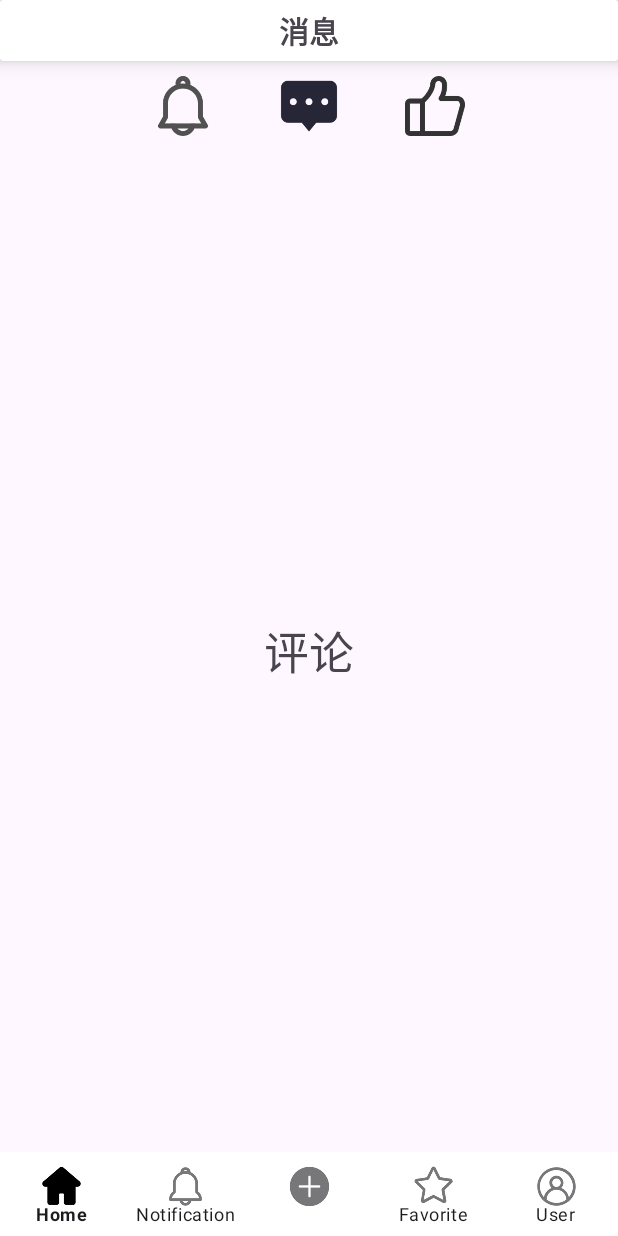
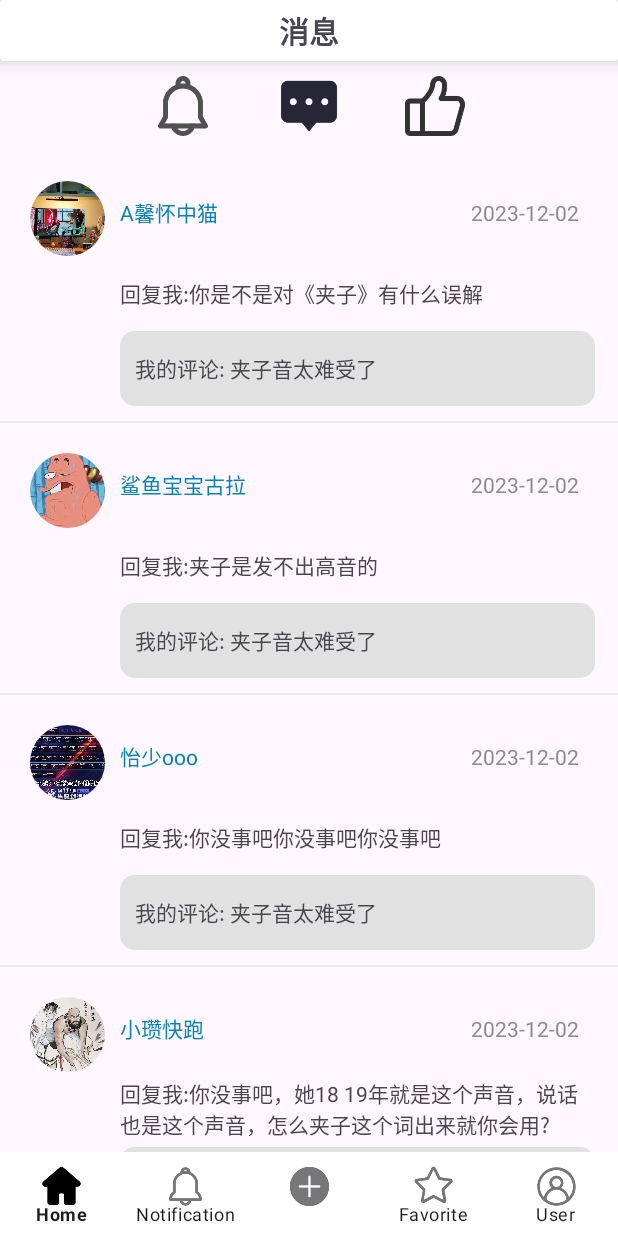
Before and after one commit to yangxin12138/CustomHeihe, an Android app: the RecommendFragment screen opened directly, with no data from a screen before it, after a tap on an icon or button, on a phone screen of 412 x 824 dp. Run offline under Robolectric (Android 15) with nearby library versions, the phone set to English and light mode, and no system bars; our stand-ins replace CircleImageView; libraries missing offline, so code that uses them is left out: com.youth.banner; 7 statements that could not run were skipped; 3 other taps on this screen came first.

Commit message:
添加comment页面的布局和测试数据

```diff
--- a/app/build.gradle
+++ b/app/build.gradle
@@ -42,5 +42,6 @@ dependencies {
     implementation 'com.android.support:support-v4:23.4.0'
     implementation 'com.github.bumptech.glide:glide:3.7.0'
     implementation 'io.github.youth5201314:banner:2.2.2'
+    implementation 'de.hdodenhof:circleimageview:3.0.1'
 
 }
--- /dev/null
+++ b/app/src/main/java/com/twd/heihe/adapter/CommentAdapter.java
@@ -0,0 +1,75 @@
+package com.twd.heihe.adapter;
+
+import android.text.PrecomputedText;
+import android.util.Log;
+import android.view.LayoutInflater;
+import android.view.View;
+import android.view.ViewGroup;
+import android.widget.TextView;
+
+import androidx.annotation.NonNull;
+import androidx.recyclerview.widget.RecyclerView;
+
+import com.twd.heihe.R;
+import com.twd.heihe.bean.CommentItemBean;
+
+import java.util.List;
+
+import de.hdodenhof.circleimageview.CircleImageView;
+
+public class CommentAdapter extends RecyclerView.Adapter<CommentAdapter.CommentViewHolder> {
+    private List<CommentItemBean> commentItemBeans;
+    public CommentAdapter(List<CommentItemBean> commentItemBeans){
+        this.commentItemBeans = commentItemBeans;
+    }
+    @NonNull
+    @Override
+    public CommentViewHolder onCreateViewHolder(@NonNull ViewGroup parent, int viewType) {
+        LayoutInflater inflater = LayoutInflater.from(parent.getContext());
+        View view = inflater.inflate(R.layout.item_comment,parent,false);
+        return new CommentViewHolder(view);
+    }
+
+    @Override
+    public void onBindViewHolder(@NonNull CommentViewHolder holder, int position) {
+            CommentItemBean commentItemBean = commentItemBeans.get(position);
+            holder.bind(commentItemBean);
+    }
+
+    @Override
+    public int getItemCount() {
+        return commentItemBeans.size();
+    }
+
+    public class CommentViewHolder extends RecyclerView.ViewHolder {
+        private CircleImageView userAvatar;
+        private TextView userName;
+        private TextView content;
+        private TextView myContent;
+        private TextView time;
+
+        public CommentViewHolder(@NonNull View itemView) {
+            super(itemView);
+            userAvatar = itemView.findViewById(R.id.comment_user_avatar);
+            userName = itemView.findViewById(R.id.comment_user_name);
+            content = itemView.findViewById(R.id.comment_content);
+            myContent = itemView.findViewById(R.id.comment_my_content);
+            time = itemView.findViewById(R.id.comment_time);
+
+            userAvatar.setOnClickListener(new View.OnClickListener() {
+                @Override
+                public void onClick(View v) {
+                    Log.i("yangxin", "onClick: 点击头像了");
+                }
+            });
+        }
+
+        public void bind(CommentItemBean itemBean){
+            userAvatar.setImageResource(itemBean.getComment_userAvatar());
+            userName.setText(itemBean.getComment_userName());
+            content.setText(itemBean.getComment_content());
+            myContent.setText(itemBean.getComment_myContent());
+            time.setText(itemBean.getComment_time());
+        }
+    }
+}
--- /dev/null
+++ b/app/src/main/java/com/twd/heihe/bean/CommentItemBean.java
@@ -0,0 +1,57 @@
+package com.twd.heihe.bean;
+
+public class CommentItemBean {
+    int comment_userAvatar; //评论的用户头像
+    String comment_userName; //评论的用户昵称
+    String comment_content; //评论内容
+    String comment_myContent; //我的内容
+    String comment_time; //评论的时间
+
+    public CommentItemBean(int comment_userAvatar, String comment_userName, String comment_content, String comment_myContent, String comment_time) {
+        this.comment_userAvatar = comment_userAvatar;
+        this.comment_userName = comment_userName;
+        this.comment_content = comment_content;
+        this.comment_myContent = comment_myContent;
+        this.comment_time = comment_time;
+    }
+
+    public int getComment_userAvatar() {
+        return comment_userAvatar;
+    }
+
+    public void setComment_userAvatar(int comment_userAvatar) {
+        this.comment_userAvatar = comment_userAvatar;
+    }
+
+    public String getComment_userName() {
+        return comment_userName;
+    }
+
+    public void setComment_userName(String comment_userName) {
+        this.comment_userName = comment_userName;
+    }
+
+    public String getComment_content() {
+        return comment_content;
+    }
+
+    public void setComment_content(String comment_content) {
+        this.comment_content = comment_content;
+    }
+
+    public String getComment_myContent() {
+        return comment_myContent;
+    }
+
+    public void setComment_myContent(String comment_myContent) {
+        this.comment_myContent = comment_myContent;
+    }
+
+    public String getComment_time() {
+        return comment_time;
+    }
+
+    public void setComment_time(String comment_time) {
+        this.comment_time = comment_time;
+    }
+}
--- a/app/src/main/java/com/twd/heihe/notification/CommentFragment.java
+++ b/app/src/main/java/com/twd/heihe/notification/CommentFragment.java
@@ -1,66 +1,78 @@
 package com.twd.heihe.notification;
 
+import android.content.Context;
 import android.os.Bundle;
 
 import androidx.fragment.app.Fragment;
+import androidx.recyclerview.widget.LinearLayoutManager;
+import androidx.recyclerview.widget.RecyclerView;
 
 import android.view.LayoutInflater;
 import android.view.View;
 import android.view.ViewGroup;
 
 import com.twd.heihe.R;
+import com.twd.heihe.adapter.CommentAdapter;
+import com.twd.heihe.bean.CommentItemBean;
 
-/**
- * A simple {@link Fragment} subclass.
- * Use the {@link CommentFragment#newInstance} factory method to
- * create an instance of this fragment.
- */
+import java.text.SimpleDateFormat;
+import java.util.ArrayList;
+import java.util.Date;
+import java.util.List;
+
 public class CommentFragment extends Fragment {
-
-    // TODO: Rename parameter arguments, choose names that match
-    // the fragment initialization parameters, e.g. ARG_ITEM_NUMBER
-    private static final String ARG_PARAM1 = "param1";
-    private static final String ARG_PARAM2 = "param2";
-
-    // TODO: Rename and change types of parameters
-    private String mParam1;
-    private String mParam2;
-
-    public CommentFragment() {
-        // Required empty public constructor
-    }
-
-    /**
-     * Use this factory method to create a new instance of
-     * this fragment using the provided parameters.
-     *
-     * @param param1 Parameter 1.
-     * @param param2 Parameter 2.
-     * @return A new instance of fragment CommentFragment.
-     */
-    // TODO: Rename and change types and number of parameters
-    public static CommentFragment newInstance(String param1, String param2) {
-        CommentFragment fragment = new CommentFragment();
-        Bundle args = new Bundle();
-        args.putString(ARG_PARAM1, param1);
-        args.putString(ARG_PARAM2, param2);
-        fragment.setArguments(args);
-        return fragment;
-    }
+    private Context context;
+    private RecyclerView mCommentRecyclerView;
+    private List<CommentItemBean> mCommentListData;
+    private CommentAdapter commentAdapter;
+    String myContent = "我的评论: 夹子音太难受了";
+    String replyMe = "回复我:";
 
     @Override
     public void onCreate(Bundle savedInstanceState) {
         super.onCreate(savedInstanceState);
-        if (getArguments() != null) {
-            mParam1 = getArguments().getString(ARG_PARAM1);
-            mParam2 = getArguments().getString(ARG_PARAM2);
-        }
+        context = getActivity();
     }
 
     @Override
     public View onCreateView(LayoutInflater inflater, ViewGroup container,
                              Bundle savedInstanceState) {
-        // Inflate the layout for this fragment
-        return inflater.inflate(R.layout.fragment_comment, container, false);
+       View view = inflater.inflate(R.layout.fragment_comment,container,false);
+       mCommentRecyclerView = (RecyclerView) view.findViewById(R.id.commentRecycler);
+       mCommentRecyclerView.setLayoutManager(new LinearLayoutManager(context));
+       //获取当前事件
+        Date currentDate = new Date();
+        //定义时间格式
+        SimpleDateFormat dateFormat = new SimpleDateFormat("yyyy-MM-dd HH:mm");
+        //将日期转化喂字符串
+        String dateString = dateFormat.format(currentDate);
+        //初始化数据
+        mCommentListData = new ArrayList<>();
+        CommentItemBean aCommentBean = new CommentItemBean(R.drawable.a,
+                "A馨怀中猫",replyMe+"你是不是对《夹子》有什么误解",
+                myContent,dateString);
+        CommentItemBean bCommentBean = new CommentItemBean(R.drawable.b,
+                "鲨鱼宝宝古拉",replyMe+"夹子是发不出高音的",
+                myContent,dateString);
+        CommentItemBean cCommentBean = new CommentItemBean(R.drawable.c,
+                "怡少ooo",replyMe+"你没事吧你没事吧你没事吧",
+                myContent,dateString);
+        CommentItemBean dCommentBean = new CommentItemBean(R.drawable.d,
+                "小瓒快跑",replyMe+"你没事吧，她18 19年就是这个声音，说话也是这个声音，怎么夹子这个词出来就你会用?",
+                myContent,dateString);
+        CommentItemBean eCommentBean = new CommentItemBean(R.drawable.e,
+                "告白八月",replyMe+"给你一拳 我看你发不发得出夹子音",
+                myContent,dateString);
+        mCommentListData.add(aCommentBean);
+        mCommentListData.add(bCommentBean);
+        mCommentListData.add(cCommentBean);
+        mCommentListData.add(dCommentBean);
+        mCommentListData.add(eCommentBean);
+
+        //创建适配器
+        commentAdapter = new CommentAdapter(mCommentListData);
+        //设置适配器
+        mCommentRecyclerView.setAdapter(commentAdapter);
+        return view;
     }
 }
--- /dev/null
+++ b/app/src/main/res/drawable/comment_mycontent_background.xml
@@ -0,0 +1,5 @@
+<?xml version="1.0" encoding="utf-8"?>
+<shape xmlns:android="http://schemas.android.com/apk/res/android">
+    <solid android:color="#E1E1E1"/>
+    <corners android:radius="10dp"/>
+</shape>
--- a/app/src/main/res/layout/fragment_comment.xml
+++ b/app/src/main/res/layout/fragment_comment.xml
@@ -5,12 +5,9 @@
     android:layout_height="match_parent"
     tools:context=".notification.CommentFragment">
 
-    <!-- TODO: Update blank fragment layout -->
-    <TextView
+    <androidx.recyclerview.widget.RecyclerView
+        android:id="@+id/commentRecycler"
         android:layout_width="match_parent"
-        android:layout_height="match_parent"
-        android:text="评论"
-        android:gravity="center"
-        android:textSize="30sp"/>
+        android:layout_height="match_parent"/>
 
 </FrameLayout>
--- /dev/null
+++ b/app/src/main/res/layout/item_comment.xml
@@ -0,0 +1,65 @@
+<?xml version="1.0" encoding="utf-8"?>
+<LinearLayout xmlns:android="http://schemas.android.com/apk/res/android"
+    android:orientation="vertical"
+    android:layout_width="match_parent"
+    android:layout_height="wrap_content">
+    <LinearLayout
+        android:layout_width="match_parent"
+        android:layout_height="50dp"
+        android:layout_marginTop="20dp"
+        android:paddingStart="20dp"
+        android:orientation="horizontal">
+        <de.hdodenhof.circleimageview.CircleImageView
+            android:id="@+id/comment_user_avatar"
+            android:layout_width="50dp"
+            android:layout_height="50dp"
+            android:clickable="true"
+            android:focusable="true"/>
+        <TextView
+            android:id="@+id/comment_user_name"
+            android:layout_width="0dp"
+            android:layout_height="20dp"
+            android:layout_weight="5"
+            android:paddingStart="10dp"
+            android:layout_marginTop="10dp"
+            android:textColor="@color/comment_username_color"
+            android:clickable="true"
+            android:focusable="true"/>
+        <TextView
+            android:id="@+id/comment_time"
+            android:layout_width="0dp"
+            android:layout_height="20dp"
+            android:layout_weight="2"
+            android:layout_marginTop="10dp"
+            android:textColor="@color/home_text_unchecked"/>
+    </LinearLayout>
+    <LinearLayout
+        android:layout_width="match_parent"
+        android:layout_height="100dp"
+        android:orientation="vertical">
+        <TextView
+            android:id="@+id/comment_content"
+            android:layout_width="match_parent"
+            android:layout_height="50dp"
+            android:paddingStart="80dp"
+            android:paddingEnd="20dp"
+            android:gravity="center_vertical"/>
+        <TextView
+            android:id="@+id/comment_my_content"
+            android:layout_width="match_parent"
+            android:layout_height="50dp"
+            android:layout_marginStart="80dp"
+            android:paddingStart="10dp"
+            android:layout_marginEnd="15dp"
+            android:gravity="center_vertical"
+            android:background="@drawable/comment_mycontent_background"
+            android:clickable="true"
+            android:focusable="true"
+            android:foreground="?android:attr/selectableItemBackground"/>
+    </LinearLayout>
+    <View
+        android:layout_width="match_parent"
+        android:layout_height="1dp"
+        android:layout_marginTop="10dp"
+        android:background="@color/divider_color"/>
+</LinearLayout>
--- a/app/src/main/res/layout/item_information.xml
+++ b/app/src/main/res/layout/item_information.xml
@@ -27,20 +27,22 @@
                 android:text="通知"
                 android:padding="10dp"
                 android:gravity="center"
-                android:textSize="20sp" />
+                android:textSize="15sp" />
 
             <TextView
                 android:id="@+id/information_author_txt"
                 android:layout_width="200dp"
                 android:layout_height="50dp"
                 android:layout_marginStart="10dp"
-                android:layout_below="@+id/information_content_txt" />
+                android:layout_below="@+id/information_content_txt"
+                android:textStyle="bold"/>
 
             <TextView
                 android:id="@+id/information_time_txt"
                 android:layout_width="200dp"
                 android:layout_height="50dp"
                 android:layout_below="@+id/information_content_txt"
+                android:textColor="@color/home_text_unchecked"
                 android:layout_toRightOf="@+id/information_author_txt"/>
         </RelativeLayout>
     </androidx.cardview.widget.CardView>
--- a/app/src/main/res/values/colors.xml
+++ b/app/src/main/res/values/colors.xml
@@ -6,4 +6,5 @@
     <color name="home_text_unchecked">#8C8C8C</color>
     <color name="transparency">#8000</color>
     <color name="divider_color">#EBEBEB</color>
+    <color name="comment_username_color">#0182BC</color>
 </resources>
```
